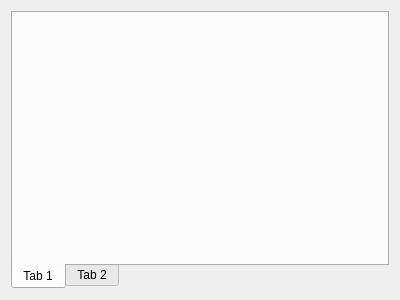
Before: the Qt Designer form App/panes/db/table_pane.ui in fengzhu2007/anycode, drawn with Qt 5.
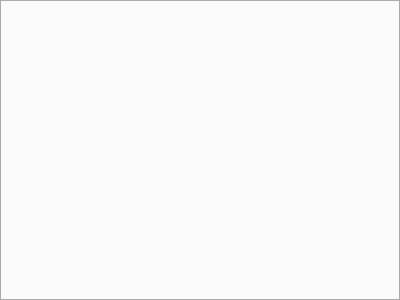
After: the same form once the commit is applied.

```diff
--- a/App/panes/db/table_pane.ui
+++ b/App/panes/db/table_pane.ui
@@ -14,21 +14,23 @@
    <string>Form</string>
   </property>
   <layout class="QVBoxLayout" name="verticalLayout">
+   <property name="leftMargin">
+    <number>0</number>
+   </property>
+   <property name="topMargin">
+    <number>0</number>
+   </property>
+   <property name="rightMargin">
+    <number>0</number>
+   </property>
+   <property name="bottomMargin">
+    <number>0</number>
+   </property>
    <item>
     <widget class="QTabWidget" name="tabWidget">
      <property name="tabPosition">
       <enum>QTabWidget::South</enum>
      </property>
-     <widget class="QWidget" name="tab">
-      <attribute name="title">
-       <string>Tab 1</string>
-      </attribute>
-     </widget>
-     <widget class="QWidget" name="tab_2">
-      <attribute name="title">
-       <string>Tab 2</string>
-      </attribute>
-     </widget>
     </widget>
    </item>
   </layout>
```
